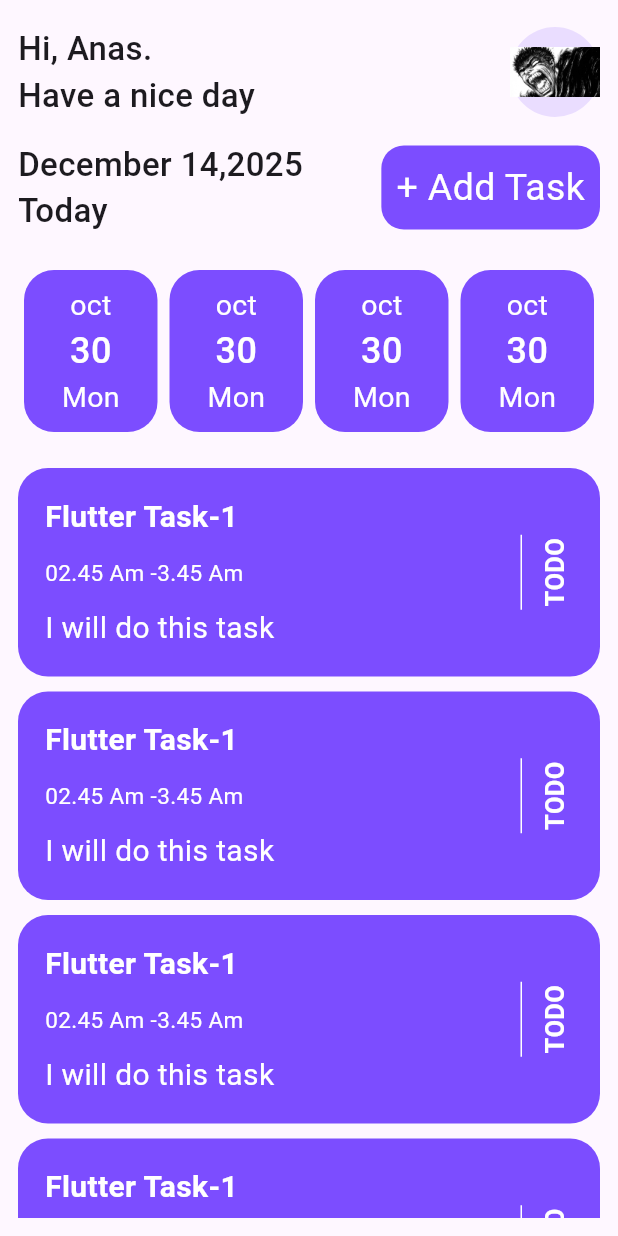
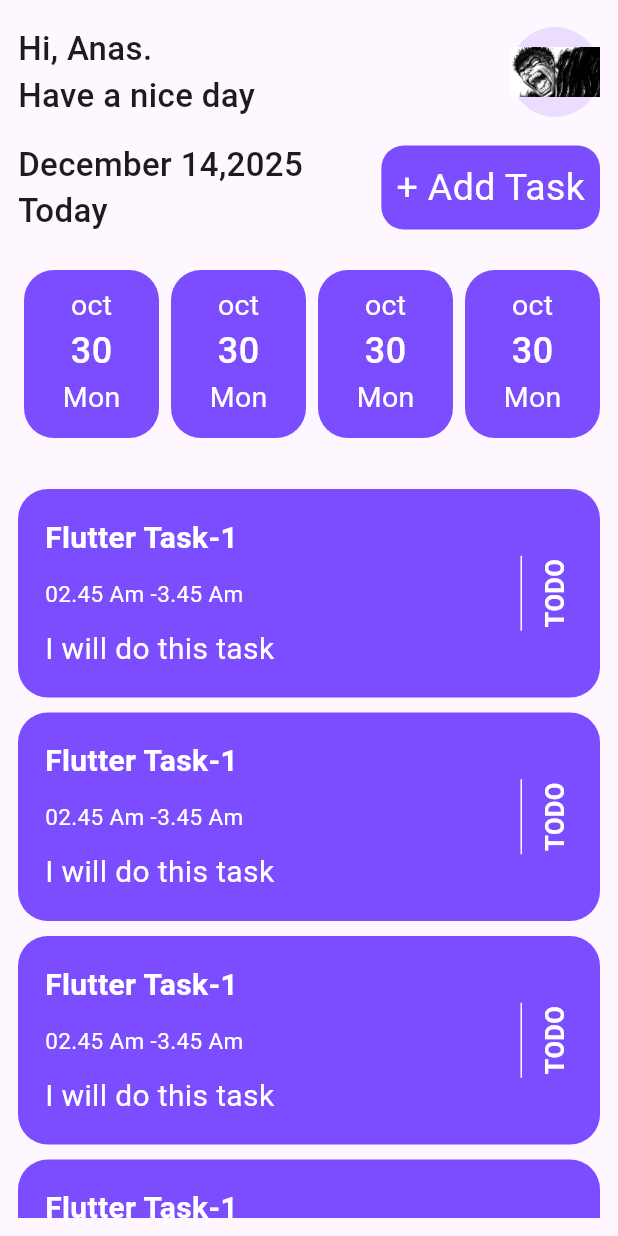
Before and after one commit to Anas3Ezz/taskati, a Flutter app: the HomeScreen screen opened directly, on a phone screen of 412 x 824 dp. Run offline on Flutter 3.47's test engine with Material 3 defaults, Android fonts, the phone set to English and light mode, and no system bars; our stand-ins replace image_picker, lottie.

Commit message:
make the days_of_date scrollable

```diff
--- a/lib/screens/home_screen.dart
+++ b/lib/screens/home_screen.dart
@@ -19,15 +19,18 @@ class HomeScreen extends StatelessWidget {
               const SizedBox(height: 10),
               const TodaysDate(),
               const SizedBox(height: 20),
-              const Row(
-                children: [
-                  DaysOfDate(),
-                  DaysOfDate(),
-                  DaysOfDate(),
-                  DaysOfDate(),
-                ],
+              SizedBox(
+                height: 120,
+
+                child: ListView.builder(
+                  itemCount: 6,
+                  scrollDirection: Axis.horizontal,
+                  physics: const BouncingScrollPhysics(),
+                  shrinkWrap: true,
+                  itemBuilder: (context, index) => const DaysOfDate(),
+                ),
               ),
-              const SizedBox(height: 20),
+              const SizedBox(height: 30),
               ListView.separated(
                 shrinkWrap: true,
                 physics: const NeverScrollableScrollPhysics(),
--- a/lib/widgets/days_of_date.dart
+++ b/lib/widgets/days_of_date.dart
@@ -5,11 +5,10 @@ class DaysOfDate extends StatelessWidget {
 
   @override
   Widget build(BuildContext context) {
-    return Expanded(
-      child: Padding(
+    return Padding(
       padding: const EdgeInsets.all(4.0),
       child: Container(
-          // width: double.infinity,
+        width: 90,
         decoration: BoxDecoration(
           borderRadius: BorderRadius.circular(20),
           color: Colors.deepPurpleAccent,
@@ -18,10 +17,7 @@ class DaysOfDate extends StatelessWidget {
           padding: EdgeInsets.symmetric(vertical: 10.0),
           child: Column(
             children: [
-                Text(
-                  'oct',
-                  style: TextStyle(color: Colors.white, fontSize: 19),
-                ),
+              Text('oct', style: TextStyle(color: Colors.white, fontSize: 19)),
               Text(
                 '30',
                 style: TextStyle(
@@ -30,12 +26,8 @@ class DaysOfDate extends StatelessWidget {
                   fontWeight: FontWeight.w500,
                 ),
               ),
-                Text(
-                  'Mon',
-                  style: TextStyle(color: Colors.white, fontSize: 19),
-                ),
+              Text('Mon', style: TextStyle(color: Colors.white, fontSize: 19)),
             ],
-            ),
           ),
         ),
       ),
```
Lines whose indentation alone changed are shown as unchanged.
